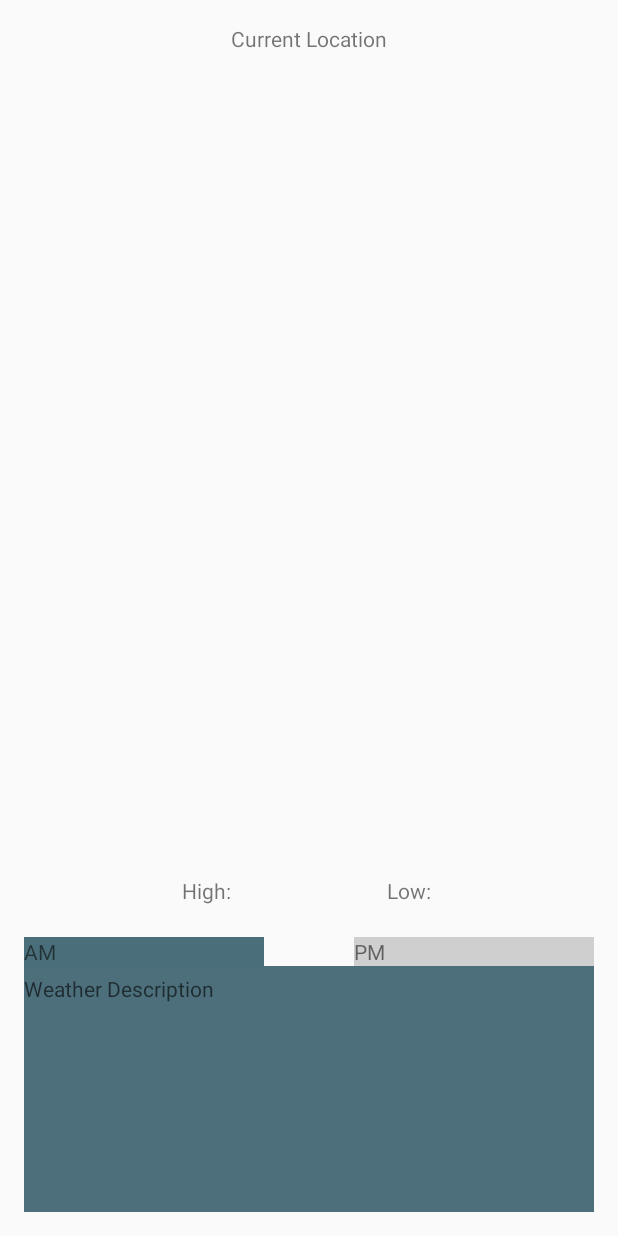
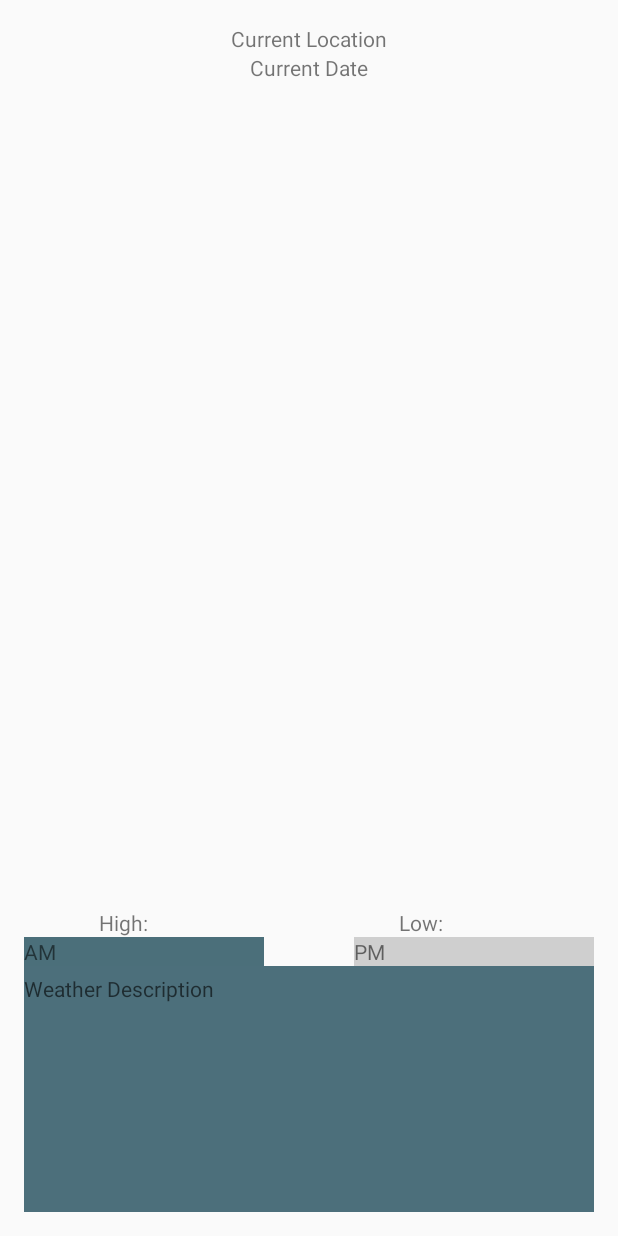
Before and after one commit to tessaolowniuk/WeatherApp2, an Android app: the layout forecast_fragment.xml on its own in the app's theme, with its tools: preview values and no code run, on a phone screen of 412 x 824 dp. Run offline under Robolectric (Android 15) with nearby library versions, the phone set to English and light mode, and no system bars.

Commit message:
New Interface -added forecast interface

```diff
--- a/app/src/main/res/layout/forecast_fragment.xml
+++ b/app/src/main/res/layout/forecast_fragment.xml
@@ -8,22 +8,40 @@
     android:paddingBottom="@dimen/activity_vertical_margin"
     tools:context=".MainActivityFragment">
 
+    <LinearLayout
+        android:orientation="vertical"
+        android:layout_width="fill_parent"
+        android:layout_height="fill_parent"
+        android:layout_alignEnd="@+id/tableLayout">
+
+        <TextView
+            android:layout_width="wrap_content"
+            android:layout_height="wrap_content"
+            android:id="@+id/textView3"
+            android:text="@string/current_location"
+            android:layout_alignParentTop="true"
+            android:layout_centerHorizontal="true"
+            android:layout_gravity="center_horizontal" />
+
+        <TextView
+            android:layout_width="wrap_content"
+            android:layout_height="wrap_content"
+            android:id="@+id/editText3"
+            android:text="@string/current_date"
+            android:layout_alignParentTop="true"
+            android:layout_centerHorizontal="true"
+            android:layout_gravity="center_horizontal" />
+
+    </LinearLayout>
+
     <ImageView
         android:layout_width="300dp"
         android:layout_height="300dp"
-        android:layout_centerInParent="true"
         android:id="@+id/imageView"
         android:layout_row="3"
         android:layout_column="2"
-        android:layout_alignParentEnd="false"
-        android:layout_alignParentStart="false"
         android:layout_above="@+id/textView"
-        android:layout_below="@+id/editText3" />
-
-    <LinearLayout
-        android:orientation="vertical"
-        android:layout_width="fill_parent"
-        android:layout_height="fill_parent"></LinearLayout>
+        android:layout_centerHorizontal="true" />
 
     <TableLayout
         android:layout_width="match_parent"
@@ -132,8 +150,7 @@
         android:text="@string/high"
         android:id="@+id/textView"
         android:layout_above="@+id/editText"
-        android:layout_toStartOf="@+id/editText3"
-        android:layout_marginBottom="21dp" />
+        android:layout_marginLeft="50dp" />
 
     <TextView
         android:layout_width="wrap_content"
@@ -142,7 +159,7 @@
         android:text="@string/low"
         android:id="@+id/textView2"
         android:layout_alignTop="@+id/textView"
-        android:layout_toEndOf="@+id/editText3" />
+        android:layout_marginLeft="250dp" />
 
     <TextView
         android:layout_width="160dp"
@@ -163,12 +180,4 @@
         android:layout_alignParentEnd="true"
         android:background="#648c8c8c" />
 
-    <TextView
-        android:layout_width="wrap_content"
-        android:layout_height="wrap_content"
-        android:id="@+id/editText3"
-        android:text="@string/current_location"
-        android:layout_alignParentTop="true"
-        android:layout_centerHorizontal="true" />
-
 </RelativeLayout>
--- a/app/src/main/res/values/strings.xml
+++ b/app/src/main/res/values/strings.xml
@@ -22,4 +22,5 @@
     <string name="wind_speeds">Wind Speed:</string>
     <string name="gusts">Gusts:</string>
     <string name="weather_description">Weather Description</string>
+    <string name="current_date">Current Date</string>
 </resources>
```
